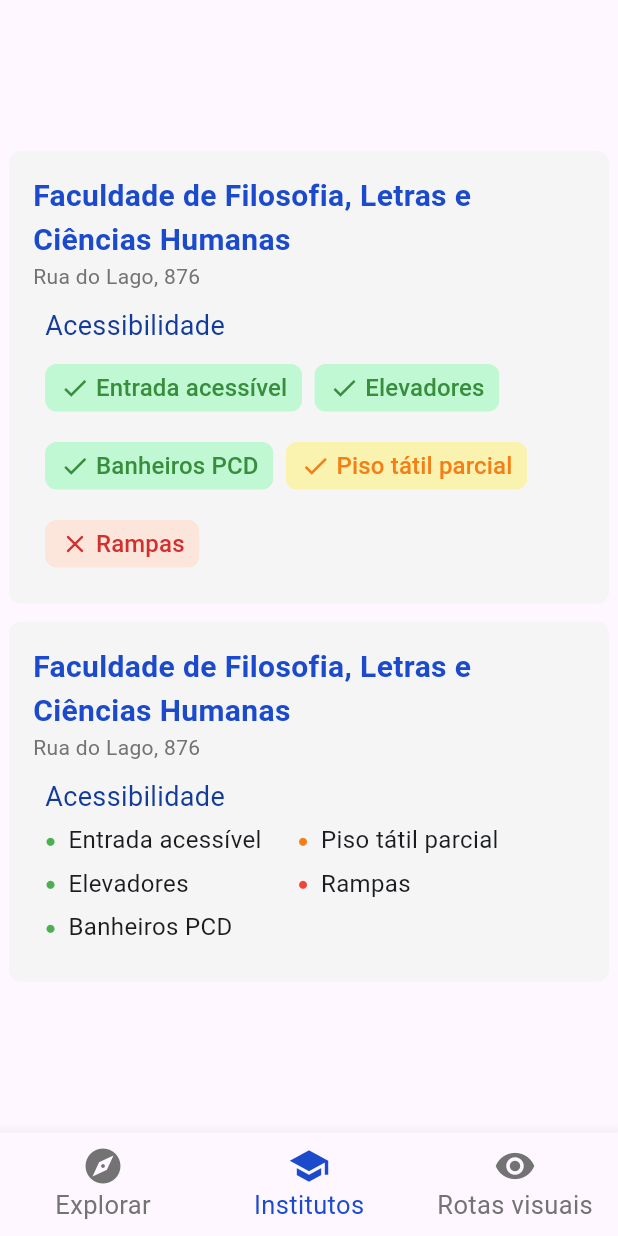
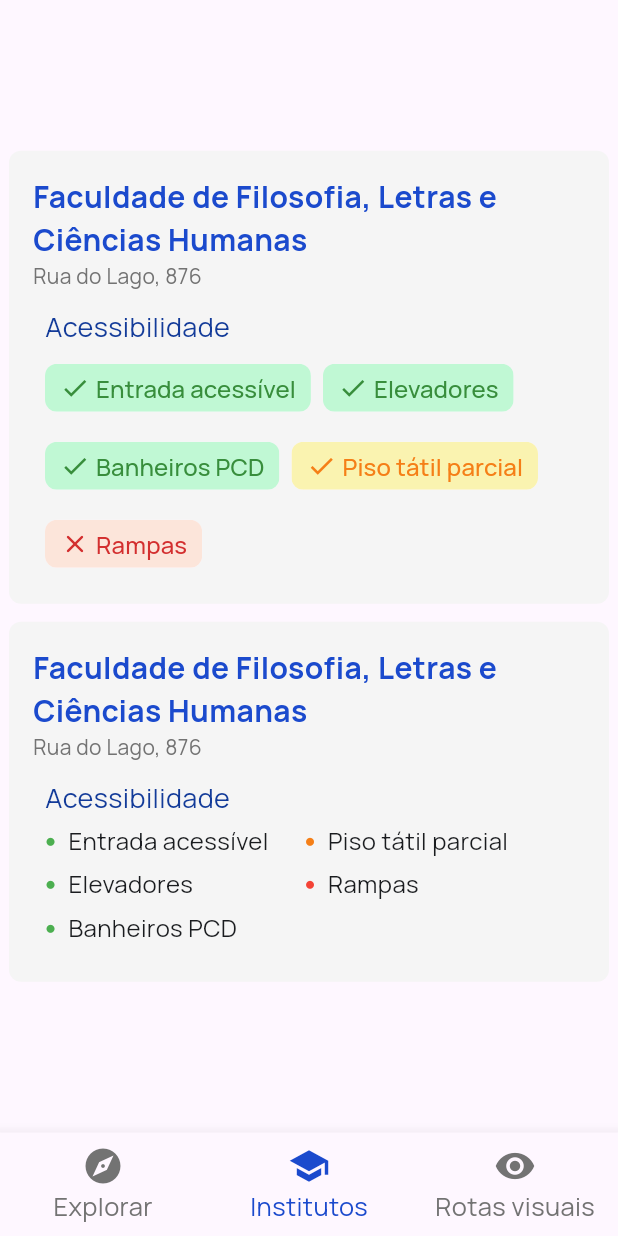
Before and after one commit to CinatitBR/usp-acessivel, a Flutter app: the screen it shows after launch, item 2 of the bottom bar chosen, on a phone screen of 412 x 824 dp. Run offline on Flutter 3.47's test engine with Material 3 defaults, Android fonts, the phone set to English and light mode, and no system bars; missing offline and left inert: maplibre.

Commit message:
Add Manrope font family

```diff
--- a/lib/main.dart
+++ b/lib/main.dart
@@ -18,6 +18,7 @@ class MainApp extends StatelessWidget {
       title: 'Persistent Taskbar Demo',
       theme: ThemeData(
         useMaterial3: true,
+        fontFamily: 'Manrope',
         // Define the default colors for all BottomNavigationBars
         bottomNavigationBarTheme: const BottomNavigationBarThemeData(
           selectedItemColor: Color(0xFF1B4ACD),
--- a/pubspec.yaml
+++ b/pubspec.yaml
@@ -19,6 +19,10 @@ dev_dependencies:
 
 flutter:
   uses-material-design: true
+  fonts:
+    - family: Manrope
+      fonts:
+        - asset: fonts/Manrope-VariableFont_wght.ttf
   assets:
     - data/buildings.json
     - data/ways.json
```
Also changed, not shown: fonts/Manrope-VariableFont_wght.ttf (added).
